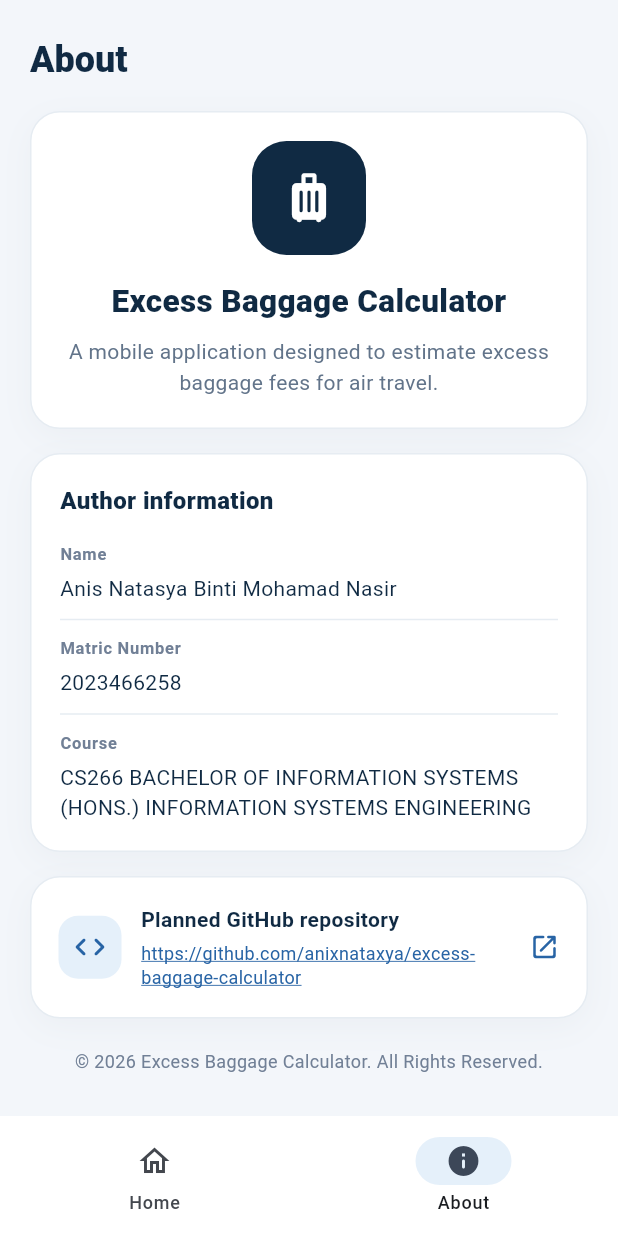
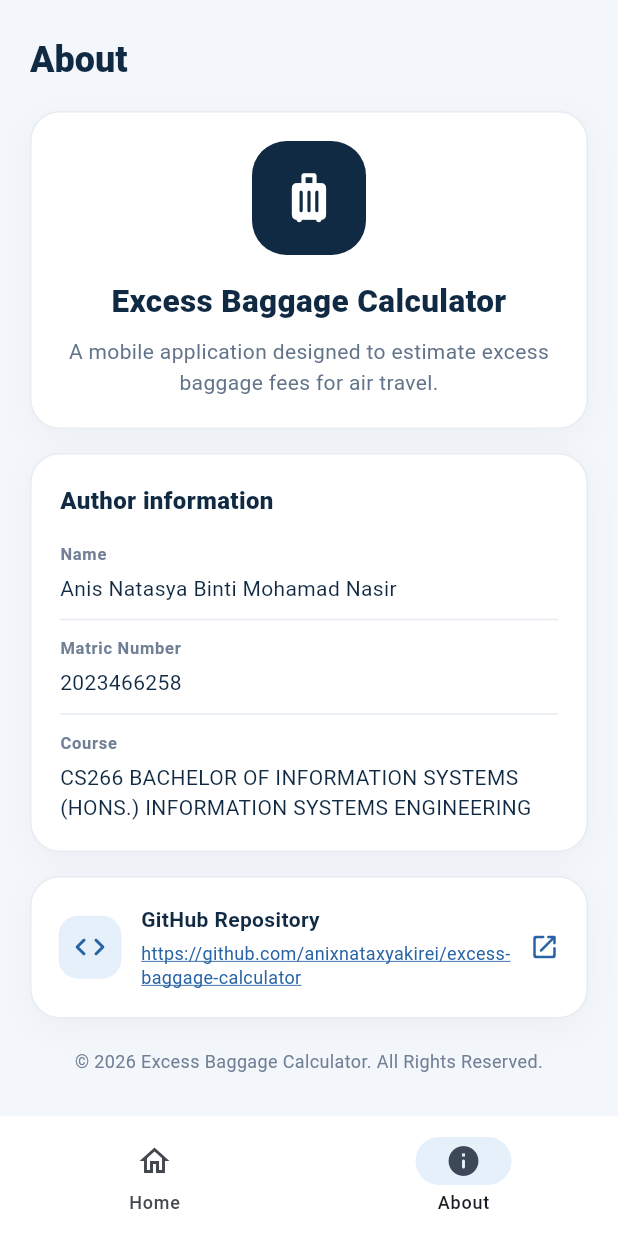
Before and after one commit to anixnataxyakirei/excess-baggage-calculator, a Flutter app: the screen it shows after launch, item 2 of the bottom bar chosen, on a phone screen of 412 x 824 dp. Run offline on Flutter 3.47's test engine with Material 3 defaults, Android fonts, the phone set to English and light mode, and no system bars.

Commit message:
Correct GitHub repository and author links

```diff
--- a/lib/main.dart
+++ b/lib/main.dart
@@ -199,7 +199,7 @@ class AboutPage extends StatelessWidget {
   const AboutPage({super.key});
 
   static final Uri _repositoryUri = Uri.parse(
-    'https://github.com/anixnataxya/excess-baggage-calculator',
+    'https://github.com/anixnataxyakirei/excess-baggage-calculator',
   );
 
   Future<void> _openRepository(BuildContext context) async {
@@ -392,7 +392,7 @@ class _RepositoryCard extends StatelessWidget {
                     crossAxisAlignment: CrossAxisAlignment.start,
                     children: [
                       const Text(
-                        'Planned GitHub repository',
+                        'GitHub Repository',
                         style: TextStyle(color: _navy, fontSize: 14, fontWeight: FontWeight.w700),
                       ),
                       const SizedBox(height: 5),
```
Also changed, not shown: 2 other files.
